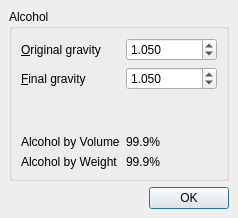
Above: src/alcoholtool.ui from mattcaron/qbrew before the change. Below: the same form after it.
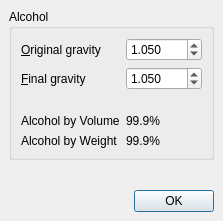
That is the form after the change.

Commit message: Use form layouts; additional icon work

Diff of the .ui file:
```diff
--- a/src/alcoholtool.ui
+++ b/src/alcoholtool.ui
@@ -1,12 +1,12 @@
 <ui version="4.0" >
  <class>AlcoholTool</class>
- <widget class="QDialog" name="AlcoholTool" >
-  <property name="geometry" >
+ <widget class="QDialog" name="AlcoholTool">
+  <property name="geometry">
    <rect>
     <x>0</x>
     <y>0</y>
-    <width>238</width>
-    <height>218</height>
+    <width>223</width>
+    <height>221</height>
    </rect>
   </property>
   <property name="windowTitle" >
@@ -16,16 +16,7 @@
    <property name="spacing" >
     <number>6</number>
    </property>
-   <property name="leftMargin" >
-    <number>9</number>
-   </property>
-   <property name="topMargin" >
-    <number>9</number>
-   </property>
-   <property name="rightMargin" >
-    <number>9</number>
-   </property>
-   <property name="bottomMargin" >
+   <property name="margin">
     <number>9</number>
    </property>
    <item>
@@ -33,42 +24,20 @@
      <property name="title" >
       <string>Alcohol</string>
      </property>
-     <layout class="QGridLayout" >
-      <property name="leftMargin" >
-       <number>9</number>
-      </property>
-      <property name="topMargin" >
-       <number>9</number>
-      </property>
-      <property name="rightMargin" >
-       <number>9</number>
-      </property>
-      <property name="bottomMargin" >
-       <number>9</number>
-      </property>
-      <property name="horizontalSpacing" >
-       <number>6</number>
-      </property>
-      <property name="verticalSpacing" >
-       <number>6</number>
-      </property>
-      <item row="4" column="1" >
-       <widget class="QLabel" name="abw" >
-        <property name="text" >
-         <string>99.9%</string>
+     <layout class="QFormLayout" name="formLayout">
+      <item row="0" column="0">
+       <widget class="QLabel" name="oglabel">
+        <property name="text">
+         <string>&amp;Original gravity</string>
         </property>
-       </widget>
-      </item>
-      <item row="3" column="1" >
-       <widget class="QLabel" name="abv" >
-        <property name="text" >
-         <string>99.9%</string>
+        <property name="buddy">
+         <cstring>og</cstring>
         </property>
        </widget>
       </item>
-      <item row="0" column="1" >
-       <widget class="QDoubleSpinBox" name="og" >
-        <property name="whatsThis" >
+      <item row="0" column="1">
+       <widget class="QDoubleSpinBox" name="og">
+        <property name="whatsThis">
          <string>Enter the measured original gravity of your batch</string>
         </property>
         <property name="accelerated" >
@@ -91,9 +60,19 @@
         </property>
        </widget>
       </item>
-      <item row="1" column="1" >
-       <widget class="QDoubleSpinBox" name="fg" >
-        <property name="whatsThis" >
+      <item row="1" column="0">
+       <widget class="QLabel" name="fglabel">
+        <property name="text">
+         <string>&amp;Final gravity</string>
+        </property>
+        <property name="buddy">
+         <cstring>fg</cstring>
+        </property>
+       </widget>
+      </item>
+      <item row="1" column="1">
+       <widget class="QDoubleSpinBox" name="fg">
+        <property name="whatsThis">
          <string>Enter the measured final gravity of your batch</string>
         </property>
         <property name="accelerated" >
@@ -116,50 +95,47 @@
         </property>
        </widget>
       </item>
-      <item row="4" column="0" >
-       <widget class="QLabel" name="abwlabel" >
-        <property name="text" >
-         <string>Alcohol by Weight</string>
-        </property>
-       </widget>
-      </item>
-      <item row="3" column="0" >
-       <widget class="QLabel" name="abvlabel" >
-        <property name="text" >
-         <string>Alcohol by Volume</string>
-        </property>
-       </widget>
-      </item>
-      <item row="2" column="0" >
+      <item row="2" column="0">
        <spacer>
         <property name="orientation" >
          <enum>Qt::Vertical</enum>
         </property>
-        <property name="sizeHint" >
+        <property name="sizeType">
+         <enum>QSizePolicy::Fixed</enum>
+        </property>
+        <property name="sizeHint" stdset="0">
          <size>
           <width>20</width>
-          <height>16</height>
+          <height>12</height>
          </size>
         </property>
        </spacer>
       </item>
-      <item row="1" column="0" >
-       <widget class="QLabel" name="fglabel" >
-        <property name="text" >
-         <string>&amp;Final gravity</string>
+      <item row="3" column="0">
+       <widget class="QLabel" name="abvlabel">
+        <property name="text">
+         <string>Alcohol by Volume</string>
         </property>
-        <property name="buddy" >
-         <cstring>fg</cstring>
+       </widget>
+      </item>
+      <item row="4" column="0">
+       <widget class="QLabel" name="abwlabel">
+        <property name="text">
+         <string>Alcohol by Weight</string>
         </property>
        </widget>
       </item>
-      <item row="0" column="0" >
-       <widget class="QLabel" name="oglabel" >
-        <property name="text" >
-         <string>&amp;Original gravity</string>
+      <item row="4" column="1">
+       <widget class="QLabel" name="abw">
+        <property name="text">
+         <string>99.9%</string>
         </property>
-        <property name="buddy" >
-         <cstring>og</cstring>
+       </widget>
+      </item>
+      <item row="3" column="1">
+       <widget class="QLabel" name="abv">
+        <property name="text">
+         <string>99.9%</string>
         </property>
        </widget>
       </item>
@@ -167,8 +143,21 @@
     </widget>
    </item>
    <item>
-    <widget class="QDialogButtonBox" name="buttonbox" >
-     <property name="orientation" >
+    <spacer name="verticalSpacer">
+     <property name="orientation">
+      <enum>Qt::Vertical</enum>
+     </property>
+     <property name="sizeHint" stdset="0">
+      <size>
+       <width>20</width>
+       <height>40</height>
+      </size>
+     </property>
+    </spacer>
+   </item>
+   <item>
+    <widget class="QDialogButtonBox" name="buttonbox">
+     <property name="orientation">
       <enum>Qt::Horizontal</enum>
      </property>
      <property name="standardButtons" >
```
Left out of the diff: 45 changed lines with no effect on the pictures. The commit also changes 12 other files.
